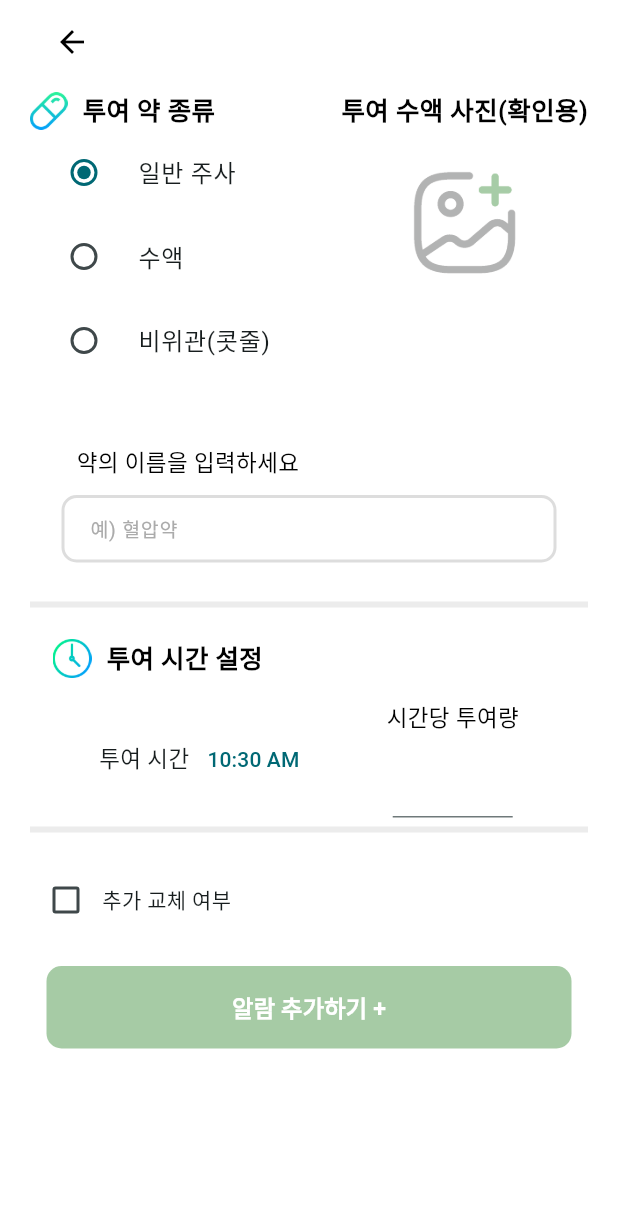
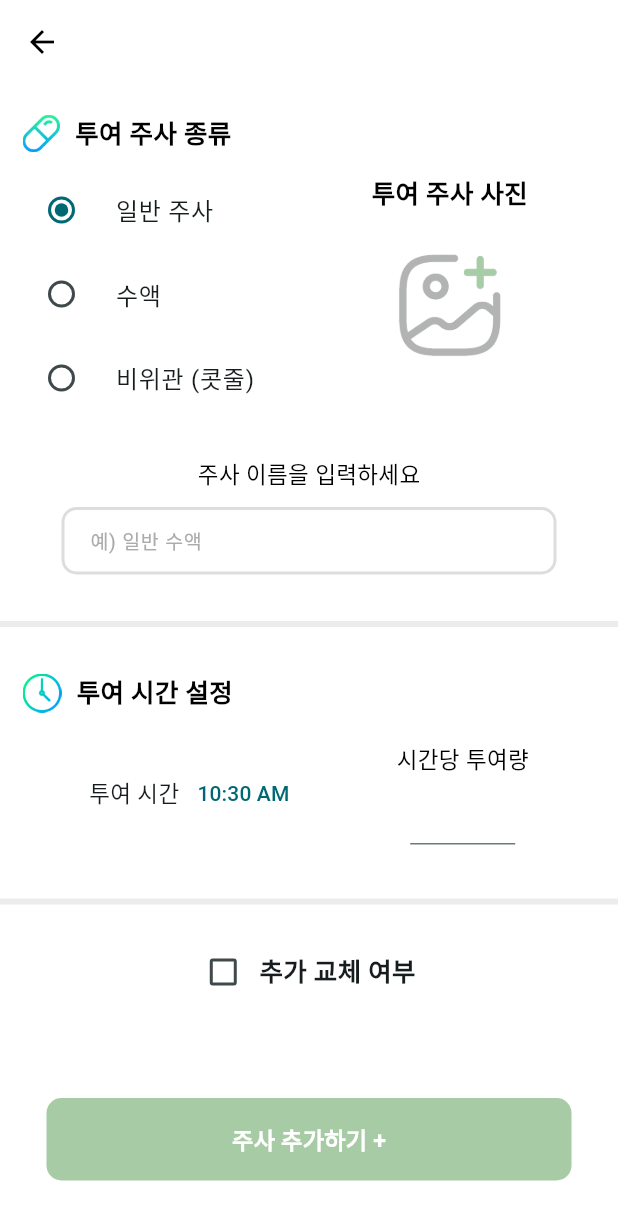
Before and after one commit to hyun56/Dowajo, a Flutter app: the inject_add screen opened directly, on a phone screen of 412 x 824 dp. Shown: the top 1220 px of the screen. Run offline on Flutter 3.47's test engine with Material 3 defaults, Android fonts, the phone set to English and light mode, and no system bars; our stand-ins replace cloud_firestore, firebase_auth, firebase_core, firebase_database, firebase_messaging, flutter_local_notifications and 6 more; missing offline and left inert: android_alarm_manager_plus, workmanager; accounts and stored records are empty; statements that could not run were skipped.

Commit message:
정민 - 주사 & 투여약 ui 수정

```diff
--- a/lib/Screens/inject/inject_add.dart
+++ b/lib/Screens/inject/inject_add.dart
@@ -1,6 +1,7 @@
 import 'dart:io';
 import 'package:dowajo/Patient/patient_controller.dart';
 import 'package:dowajo/components/models/injectModel.dart';
+import 'package:dowajo/database/inject_database.dart';
 import 'package:flutter/foundation.dart';
 import "package:flutter/material.dart";
 import 'package:image_picker/image_picker.dart';
@@ -116,43 +117,37 @@ class _inject_addState extends State<inject_add> {
         resizeToAvoidBottomInset: false,
         backgroundColor: Colors.white,
         body: SingleChildScrollView(
-          child: Padding(
-            padding: const EdgeInsets.symmetric(horizontal: 20),
           child: Column(
             children: <Widget>[
               AppBar(
                 backgroundColor: Colors.white,
                 iconTheme: const IconThemeData(color: Colors.black),
               ),
-                const SizedBox(height: 5),
-                Container(
-                    child: Row(
-                        crossAxisAlignment: CrossAxisAlignment.start,
-                        children: [
+              const SizedBox(height: 20),
+              Row(crossAxisAlignment: CrossAxisAlignment.start, children: [
                 injectType(), // 상단 안내문
                 addPhoto(), // 사진등록
-                    ])),
-                const SizedBox(height: 10),
+              ]),
+              const SizedBox(height: 25),
               injectName(), // 약 이름 입력창
-                const SizedBox(height: 20),
+              const SizedBox(height: 25),
               // 경계선 추가
               const Divider(
                 color: Color.fromARGB(255, 236, 236, 236),
                 thickness: 4.0,
               ),
-                const SizedBox(height: 15),
+              const SizedBox(height: 25),
               numOfTitle(), // 복용횟수- 타이틀
               //numOfTakeinject(), // 복용횟수 - 횟수 설정
-                const SizedBox(height: 15),
+              const SizedBox(height: 20),
               //복용시간 추가
-                Row(
-                    mainAxisAlignment: MainAxisAlignment.spaceEvenly,
-                    children: [
+              Row(mainAxisAlignment: MainAxisAlignment.spaceEvenly, children: [
                 Column(children: [
                   addTime("투여 시간", endTime, false),
                 ]),
                 injectAmount(),
               ]),
+              const SizedBox(height: 30),
               // 경계선 추가
               const Divider(
                 color: Color.fromARGB(255, 236, 236, 236),
@@ -160,6 +155,7 @@ class _inject_addState extends State<inject_add> {
               ),
               const SizedBox(height: 15),
               Row(
+                mainAxisAlignment: MainAxisAlignment.center,
                 children: [
                   Checkbox(
                       value: change,
@@ -170,15 +166,23 @@ class _inject_addState extends State<inject_add> {
                           }
                         });
                       }),
-                    const Text("추가 교체 여부"),
+                  const Padding(
+                    padding: EdgeInsets.only(right: 10),
+                    child: Text(
+                      "추가 교체 여부",
+                      style: TextStyle(
+                        fontSize: 17,
+                        fontWeight: FontWeight.bold,
+                      ),
+                    ),
+                  ),
                 ],
               ),
 
-                const SizedBox(height: 20),
+              const SizedBox(height: 60),
               addAlarm(), //알람 추가 버튼
               //SizedBox(height: 30),
             ],
-            ),
           ),
         ));
   }
@@ -207,7 +211,7 @@ class _inject_addState extends State<inject_add> {
               child: const Text('사진 찍기'),
             ),
             const SizedBox(height: 5),
-            const Divider(thickness: 4),
+            const Divider(thickness: 2),
             const SizedBox(height: 10),
             ElevatedButton(
               onPressed: () => _getPhotoLibraryImage(),
@@ -219,7 +223,7 @@ class _inject_addState extends State<inject_add> {
               child: const Text('라이브러리에서 불러오기'),
             ),
             const SizedBox(height: 10),
-            const Divider(thickness: 4),
+            const Divider(thickness: 2),
             const SizedBox(height: 5),
             ElevatedButton(
               onPressed: () => Navigator.pop(context),
@@ -272,7 +276,7 @@ class _inject_addState extends State<inject_add> {
         child: Column(children: [
       Row(children: [
         Padding(
-          padding: const EdgeInsets.only(left: 0, right: 10.0),
+          padding: const EdgeInsets.only(left: 15, right: 10.0),
           child: Image.asset(
             'repo/icons/pill.png',
             width: 25.0,
@@ -280,7 +284,7 @@ class _inject_addState extends State<inject_add> {
           ),
         ),
         const Text(
-          "투여 약 종류",
+          "투여 주사 종류",
           style: TextStyle(
             fontSize: 17.0, // 글자크기
             fontWeight: FontWeight.bold, // 볼드체
@@ -289,10 +293,8 @@ class _inject_addState extends State<inject_add> {
           ),
         ),
       ]),
-      SizedBox(
-          height: 200,
-          child: SingleChildScrollView(
-              physics: const NeverScrollableScrollPhysics(),
+      Padding(
+        padding: const EdgeInsets.only(top: 10, left: 5),
         child: Column(
           children: [
             RadioListTile(
@@ -316,7 +318,7 @@ class _inject_addState extends State<inject_add> {
               },
             ),
             RadioListTile(
-                    title: const Text("비위관(콧줄)"),
+              title: const Text("비위관 (콧줄)"),
               value: type.nose,
               groupValue: _type,
               onChanged: (value) {
@@ -326,7 +328,8 @@ class _inject_addState extends State<inject_add> {
               },
             ),
           ],
-              )))
+        ),
+      )
     ]));
   }
 
@@ -365,17 +368,16 @@ class _inject_addState extends State<inject_add> {
     // ignore: unused_local_variable
     final imageSize = MediaQuery.of(context).size.width / 4;
 
-    return Column(
+    return Padding(
+      padding: const EdgeInsets.only(right: 60, top: 40),
+      child: Column(
         children: [
-        const Align(
-          alignment: Alignment.center,
-          child: Text(
-            "투여 수액 사진(확인용)",
+          const Text(
+            "투여 주사 사진",
             style: TextStyle(
               fontSize: 17.0, // 글자크기
               fontWeight: FontWeight.bold, // 볼드체
               color: Colors.black, // 색, // 자간
-            ),
             ),
           ),
           const SizedBox(height: 10),
@@ -428,7 +430,8 @@ class _inject_addState extends State<inject_add> {
                             shape: BoxShape.circle,
                             border: Border.all(
                                 width: 3,
-                              color: const Color.fromARGB(255, 217, 217, 217)),
+                                color:
+                                    const Color.fromARGB(255, 217, 217, 217)),
                             image: DecorationImage(
                                 image: FileImage(File(_pickedFile!.path)),
                                 fit: BoxFit.cover),
@@ -438,6 +441,7 @@ class _inject_addState extends State<inject_add> {
               ),
             ),
         ],
+      ),
     );
   }
 
@@ -445,15 +449,16 @@ class _inject_addState extends State<inject_add> {
     return Padding(
         padding: const EdgeInsets.symmetric(horizontal: 10),
         child: Column(
-          crossAxisAlignment: CrossAxisAlignment.start,
+          crossAxisAlignment: CrossAxisAlignment.center,
           children: [
             const Padding(
                 padding: EdgeInsets.symmetric(horizontal: 10),
                 child: Text(
-                  "약의 이름을 입력하세요",
+                  "주사 이름을 입력하세요",
                   style: TextStyle(
                     fontSize: 15.0, // 글자크기
                     color: Colors.black, // 색상
+
                     // letterSpacing: 2.0, // 자간
                   ),
                 )),
@@ -466,12 +471,13 @@ class _inject_addState extends State<inject_add> {
               child: TextField(
                 controller: _injectNameController,
                 decoration: InputDecoration(
-                  hintText: '예) 혈압약',
+                  hintText: '예) 일반 수액',
                   hintStyle: const TextStyle(
                     fontSize: 13.0,
                     color: Color.fromARGB(255, 171, 171, 171),
                   ),
-                  contentPadding: const EdgeInsets.fromLTRB(15.0, 10.0, 10.0, 10.0),
+                  contentPadding:
+                      const EdgeInsets.fromLTRB(15.0, 10.0, 10.0, 10.0),
                   enabledBorder: OutlineInputBorder(
                     borderRadius: BorderRadius.circular(10.0),
                     borderSide: const BorderSide(
@@ -498,7 +504,7 @@ class _inject_addState extends State<inject_add> {
       mainAxisAlignment: MainAxisAlignment.start,
       children: [
         Padding(
-          padding: const EdgeInsets.only(left: 15.0, right: 10.0),
+          padding: const EdgeInsets.only(left: 15, right: 10.0),
           child: Image.asset(
             'repo/icons/alarm.png',
             width: 26.0,
@@ -547,13 +553,15 @@ class _inject_addState extends State<inject_add> {
             // letterSpacing: 2.0, // 자간
           ),
         ),
-        const SizedBox(height: 10),
+        //const SizedBox(height: 10),
         SizedBox(
-          width: 80, // TextField 가로 길이
+          width: 70, // TextField 가로 길이
           height: 45,
           child: TextField(
             controller: _injectAmountController,
-            decoration: const InputDecoration(),
+            keyboardType: TextInputType.number,
+            textAlign: TextAlign.center,
+            //decoration: const InputDecoration(),
           ),
         ),
       ],
@@ -595,7 +603,7 @@ class _inject_addState extends State<inject_add> {
               injectPicture: _pickedFile?.path ?? '',
               injectType: _type.name,
             );
-
+            InjectDatabaseHelper.instance.insert(newInject);
             Navigator.of(context).pop();
           } else {
             // 정보가 입력되지 않았다면 경고창 띄우기
@@ -616,7 +624,7 @@ class _inject_addState extends State<inject_add> {
             elevation: MaterialStateProperty.all<double>(0),
           ),
           child: const Text(
-            "알람 추가하기 +",
+            "주사 추가하기 +",
             style: TextStyle(
               color: Colors.white,
               fontWeight: FontWeight.bold,
```
Also changed, not shown: lib/Screens/heart_screen.dart (deleted, +0 -29 lines), lib/Screens/inject/inject_record.dart (deleted, +0 -112 lines), lib/Screens/inject/inject_update.dart (+45 -37 lines), lib/Screens/inject_screen.dart (+54 -66 lines), lib/Screens/medicine/medicine_add.dart (+8 -8 lines), lib/Screens/medicine/medicine_update.dart (+9 -9 lines), lib/Screens/medicine_screen.dart (+6 -3 lines). Lines whose indentation alone changed are shown as unchanged.
